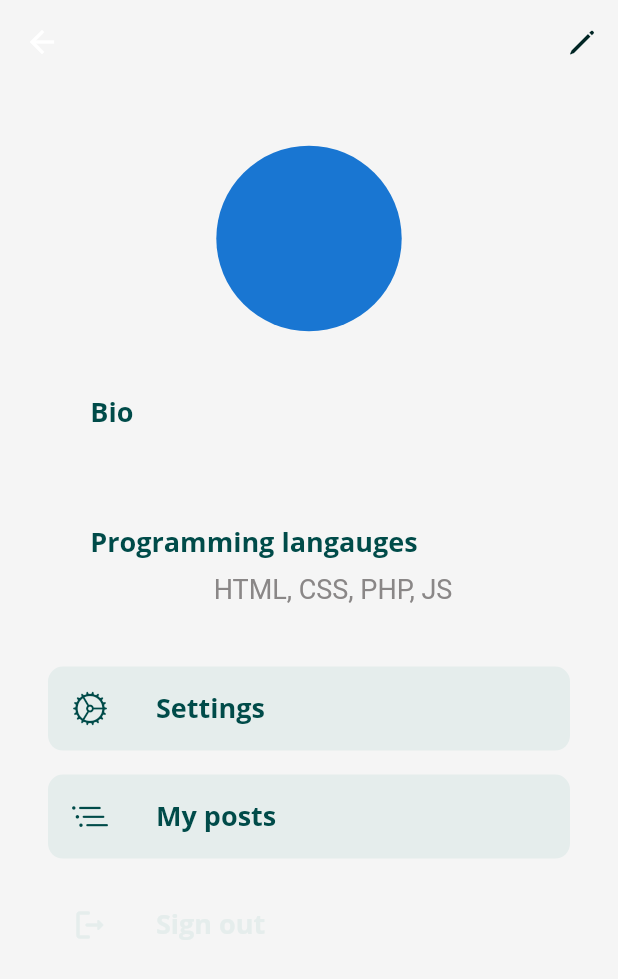
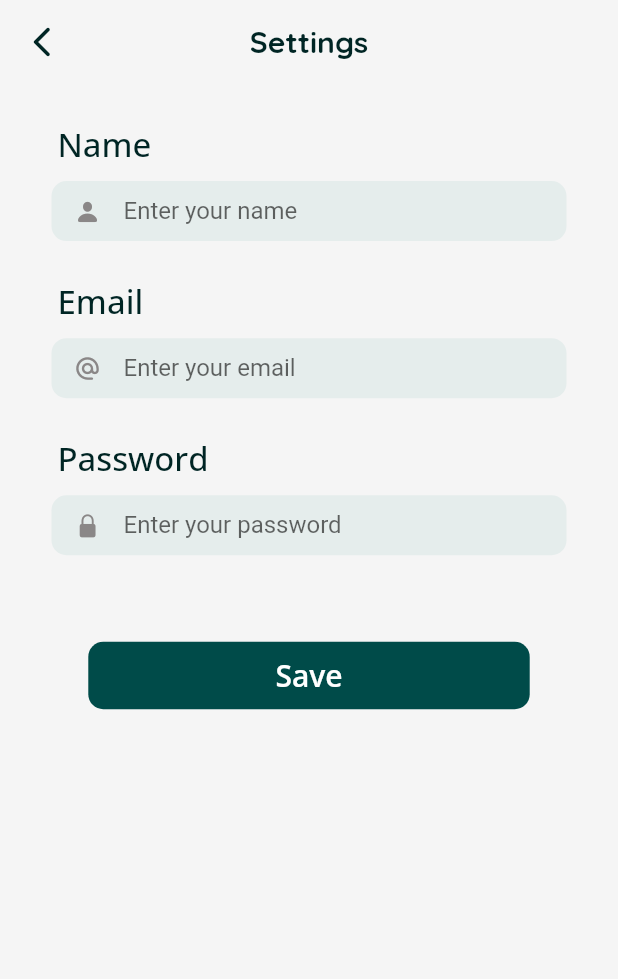
Before and after one commit to HadeelN44/DevCommunity, a Flutter app: the Profile screen opened by its route, after a tap on "Settings", on a phone screen of 412 x 824 dp. Shown: the top 979 px of the screen. Run offline on Flutter 3.47's test engine with Material 2 defaults, Android fonts, the phone set to English and light mode, and no system bars; our stand-ins replace cached_network_image, cloud_firestore, firebase_auth, firebase_core, firebase_storage, flutter_spinkit and 4 more; accounts and stored records are empty; network calls fail; Roboto replaces fonts that are missing (Helvetica).

Commit message:
Add settings

```diff
--- a/lib/Servises/FireBase/RegistryAuth.dart
+++ b/lib/Servises/FireBase/RegistryAuth.dart
@@ -1,6 +1,7 @@
 //This file contains
 import 'package:cloud_firestore/cloud_firestore.dart';
 import 'package:community_dev/views/MainPage.dart';
+import 'package:community_dev/views/SignIn.dart';
 import 'package:firebase_auth/firebase_auth.dart';
 import 'package:get/get.dart';
 
@@ -84,6 +85,7 @@ checkusers() async {
 //Sign out method
 SignOutMethod() async {
   await FirebaseAuth.instance.signOut();
+  Get.offAll(()=> SignIn());
 }
 
 //Reset password method
--- a/lib/constants/style.dart
+++ b/lib/constants/style.dart
@@ -9,5 +9,5 @@ class colors {
   static Color feedBack = Color(0xff99B7B6);
   static Color fields = Color(0xffE5EDEC);
   static Color backgroundcolor = Color(0xfFDFDFDf);
-  static Color error = Color.fromARGB(0, 215, 6, 6);
+  static Color error = Color(0xffB00020);
 }
--- a/lib/views/MainPage.dart
+++ b/lib/views/MainPage.dart
@@ -2,11 +2,11 @@ import 'package:community_dev/constants/style.dart';
 import 'package:community_dev/views/Dashboard.dart';
 import 'package:community_dev/views/Profile.dart';
 import 'package:community_dev/views/Teams.dart';
+import 'package:community_dev/views/Teams/body.dart';
 import 'package:community_dev/views/Timeline.dart';
 import 'package:community_dev/views/TimelineScreen.dart';
 import 'package:flutter/cupertino.dart';
 import 'package:flutter/material.dart';
-
 
 class MainPage extends StatefulWidget {
   const MainPage({super.key});
@@ -22,7 +22,9 @@ class _MainPageState extends State<MainPage> {
   static List<Widget> _widgetOptions = <Widget>[
     Dashboard(),
     Teams(),
-    TimelineScreen(isMyPost: false,),
+    TimelineScreen(
+      isMyPost: false,
+    ),
     Profile(),
   ];
 
--- a/lib/views/Profile.dart
+++ b/lib/views/Profile.dart
@@ -5,6 +5,8 @@ import 'package:community_dev/Servises/FireBase/UsersAuth.dart';
 import 'package:community_dev/components/ProfileCards.dart';
 import 'package:community_dev/components/profileOptionCard.dart';
 import 'package:community_dev/views/Mypost.dart';
+import 'package:community_dev/views/Settings.dart';
+
 import 'package:flutter/cupertino.dart';
 import 'package:flutter/material.dart';
 import 'package:flutter/src/widgets/container.dart';
@@ -24,9 +26,16 @@ class Profile extends StatelessWidget {
         elevation: 0,
         backgroundColor: Colors.transparent,
         centerTitle: true,
-        title: Text("${profileController.name}",
-            style: GoogleFonts.quicksand(
-                color: colors.Text, fontSize: 20, fontWeight: FontWeight.bold)),
+        title: GetBuilder<ProfileController>(
+          init: ProfileController(),
+          builder: (_) {
+            return Text("${profileController.name}",
+                style: GoogleFonts.quicksand(
+                    color: colors.Text,
+                    fontSize: 20,
+                    fontWeight: FontWeight.bold));
+          },
+        ),
         actions: [
           IconButton(
             onPressed: () {},
@@ -57,9 +66,14 @@ class Profile extends StatelessWidget {
           SizedBox(
             height: Get.height * 0.05,
           ),
-          profileCard(
-            title: "Bio",
-            value: profileController.bio,
+          GetBuilder<ProfileController>(
+            init: ProfileController(),
+            builder: (_) {
+              return profileCard(
+                title: "Bio",
+                value: profileController.bio,
+              );
+            },
           ),
           SizedBox(
             height: Get.height * 0.04,
@@ -74,13 +88,15 @@ class Profile extends StatelessWidget {
           profileOptionCard(
             title: "Settings",
             icon: CupertinoIcons.settings,
-            onTap: () {},
+            onTap: () {
+              Get.to(() => Settings());
+            },
           ),
           profileOptionCard(
             title: "My posts",
             icon: CupertinoIcons.list_bullet_indent,
             onTap: () {
-              Get.to(Mypost());
+              Get.to(() => Mypost());
             },
           ),
           profileOptionCard(
--- /dev/null
+++ b/lib/views/Settings.dart
@@ -0,0 +1,88 @@
+import 'package:community_dev/components/customTextField.dart';
+import 'package:community_dev/components/primaryButton.dart';
+import 'package:flutter/cupertino.dart';
+import 'package:flutter/material.dart';
+import 'package:flutter/src/widgets/container.dart';
+import 'package:flutter/src/widgets/framework.dart';
+import 'package:get/get.dart';
+import 'package:google_fonts/google_fonts.dart';
+import 'package:community_dev/constants/style.dart';
+
+class Settings extends StatelessWidget {
+  const Settings({super.key});
+
+  @override
+  Widget build(BuildContext context) {
+    return Scaffold(
+      appBar: AppBar(
+        leading: IconButton(
+          icon: Icon(
+            Icons.arrow_back_ios_new_rounded,
+            color: colors.Text,
+          ),
+          onPressed: () {
+            Get.back();
+          },
+        ),
+        elevation: 0,
+        backgroundColor: Colors.transparent,
+        centerTitle: true,
+        title: Text("Settings",
+            style: GoogleFonts.quicksand(
+                color: colors.Text, fontSize: 20, fontWeight: FontWeight.bold)),
+      ),
+      body: ListView(
+        children: [
+          SizedBox(
+            height: Get.height * 0.03,
+          ),
+          customTextField(
+            name: "Name",
+            prefixIcon: Icon(
+              CupertinoIcons.person_fill,
+              size: 18,
+              color: colors.icons,
+            ),
+            isPass: false,
+            hint: "Enter your name",
+          ),
+          SizedBox(
+            height: Get.height * 0.03,
+          ),
+          customTextField(
+            name: "Email",
+            isPass: false,
+            prefixIcon: Icon(
+              Icons.alternate_email_rounded,
+              size: 18,
+              color: colors.icons,
+            ),
+            keyboardType: TextInputType.emailAddress,
+            hint: "Enter your email",
+          ),
+          SizedBox(
+            height: Get.height * 0.03,
+          ),
+          customTextField(
+            name: "Password",
+            prefixIcon: Icon(
+              CupertinoIcons.lock_fill,
+              size: 18,
+              color: colors.icons,
+            ),
+            isPass: true,
+            keyboardType: TextInputType.visiblePassword,
+            hint: "Enter your password",
+          ),
+          SizedBox(
+            height: Get.height * 0.07,
+          ),
+          primaryButton(
+            title: 'Save',
+            onPressed: () {},
+          ),
+        ],
+      ),
+    );
+  }
+}
--- a/lib/views/TimelineScreen.dart
+++ b/lib/views/TimelineScreen.dart
@@ -91,7 +91,10 @@ class TimelineScreenPage extends State<TimelineScreen> {
       body: StreamBuilder<QuerySnapshot>(
         stream: widget.isMyPost ? MyPostStream : timelineStream,
         builder: (context, snapshot) {
-          if (!snapshot.hasData) return const LinearProgressIndicator();
+          if (!snapshot.hasData)
+            return LinearProgressIndicator(
+              color: colors.primary,
+            );
           return Stack(
             children: <Widget>[
               (snapshot.data!.docs.isNotEmpty)
```
Also changed, not shown: lib/views/sitting.dart (deleted, +0 -106 lines).
